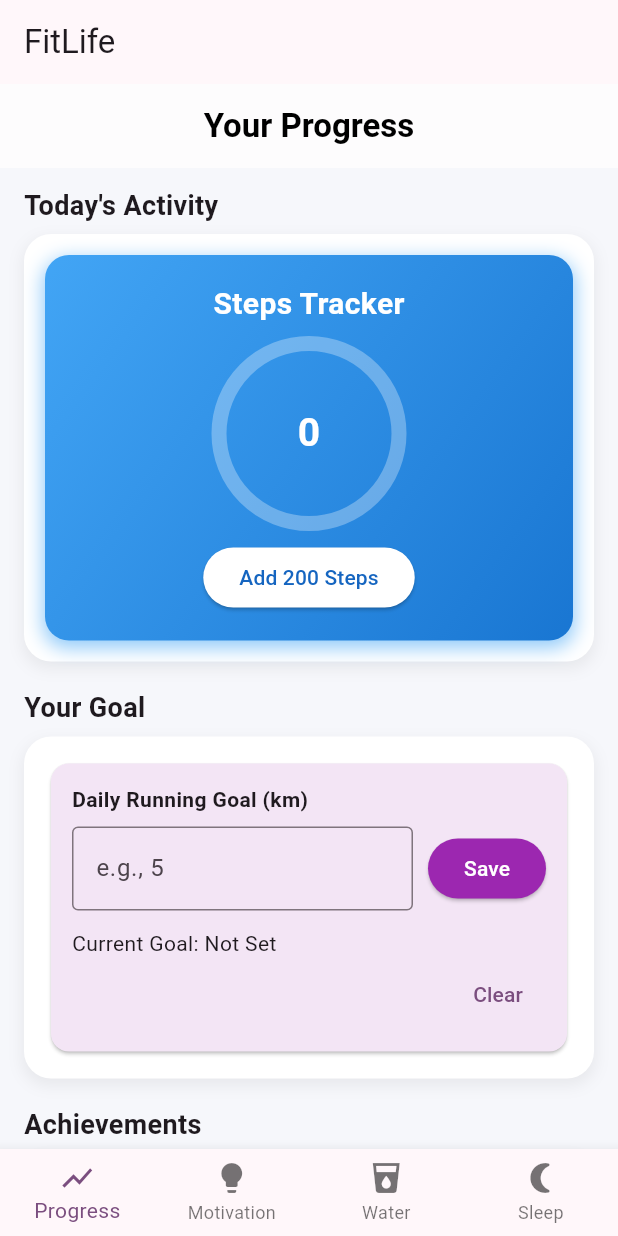
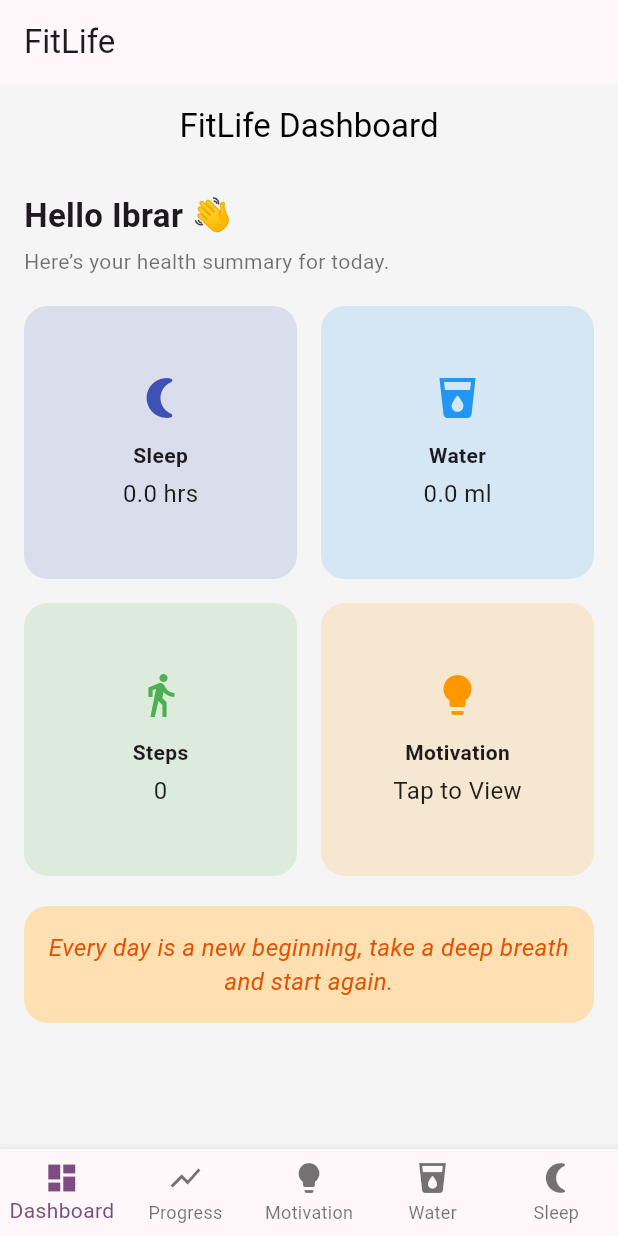
Before and after one commit to ibrar-ghani/fitlife, a Flutter app: the screen it shows after launch, on a phone screen of 412 x 824 dp. Run offline on Flutter 3.47's test engine with Material 3 defaults, Android fonts, the phone set to English and light mode, and no system bars; our stand-ins replace firebase_core, fl_chart, get, shared_preferences; accounts and stored records are empty.

Commit message:
"Add Dashboard and also firebase to the app"

```diff
--- /dev/null
+++ b/lib/views/dashboard/dashboard_page.dart
@@ -0,0 +1,101 @@
+import 'package:flutter/material.dart';
+import 'package:get/get.dart';
+import '../../controllers/sleep_controller.dart';
+import '../../controllers/water_controller.dart';
+import '../../controllers/steps_controller.dart';
+import '../../controllers/motivation_controller.dart';
+
+class DashboardPage extends StatelessWidget {
+  final sleep = Get.put(SleepController());
+  final water = Get.put(WaterController());
+  final steps = Get.put(StepsController());
+  final motivation = Get.put(MotivationController());
+
+  @override
+  Widget build(BuildContext context) {
+    return Scaffold(
+      backgroundColor: Colors.grey.shade100,
+      appBar: AppBar(
+        elevation: 0,
+        backgroundColor: Colors.transparent,
+        title: Text("FitLife Dashboard", style: TextStyle(color: Colors.black)),
+        centerTitle: true,
+      ),
+      body: SingleChildScrollView(
+        padding: EdgeInsets.all(16),
+        child: Column(
+          children: [
+
+            // Greeting
+            Align(
+              alignment: Alignment.centerLeft,
+              child: Text("Hello Ibrar 👋",
+                style: TextStyle(fontSize: 22, fontWeight: FontWeight.bold),
+              ),
+            ),
+            SizedBox(height: 4),
+            Align(
+              alignment: Alignment.centerLeft,
+              child: Text("Here’s your health summary for today.",
+                style: TextStyle(color: Colors.black54),
+              ),
+            ),
+            SizedBox(height: 20),
+
+            // Stats Grid
+            GridView(
+              physics: NeverScrollableScrollPhysics(),
+              shrinkWrap: true,
+              gridDelegate:
+              SliverGridDelegateWithFixedCrossAxisCount(crossAxisCount: 2, mainAxisSpacing: 16, crossAxisSpacing: 16),
+              children: [
+                _statCard(Icons.nightlight_round, "Sleep", "${sleep.averageSleep().toStringAsFixed(1)} hrs", Colors.indigo),
+                _statCard(Icons.local_drink, "Water", "${water.todayAmount} ml", Colors.blue),
+                _statCard(Icons.directions_walk, "Steps", "${steps.steps}", Colors.green),
+                _statCard(Icons.lightbulb, "Motivation", "Tap to View", Colors.orange),
+              ],
+            ),
+
+            SizedBox(height: 20),
+
+            // Quote Section
+            Obx(() => Container(
+              padding: EdgeInsets.all(16),
+              decoration: BoxDecoration(
+                color: Colors.orange.shade100,
+                borderRadius: BorderRadius.circular(16),
+              ),
+              child: Text(
+                motivation.quotes.isEmpty
+                    ? "Loading motivational quote..."
+                    : motivation.quotes[DateTime.now().day % motivation.quotes.length],
+                style: TextStyle(fontSize: 16, fontStyle: FontStyle.italic, color: Colors.orange.shade900),
+                textAlign: TextAlign.center,
+              ),
+            )),
+          ],
+        ),
+      ),
+    );
+  }
+
+  Widget _statCard(IconData icon, String title, String value, Color color) {
+    return Container(
+      decoration: BoxDecoration(
+        color: color.withOpacity(0.15),
+        borderRadius: BorderRadius.circular(16),
+      ),
+      padding: EdgeInsets.all(16),
+      child: Column(
+        mainAxisAlignment: MainAxisAlignment.center,
+        children: [
+          Icon(icon, size: 32, color: color),
+          SizedBox(height: 12),
+          Text(title, style: TextStyle(fontWeight: FontWeight.bold)),
+          SizedBox(height: 4),
+          Text(value, style: TextStyle(fontSize: 16, color: Colors.black87)),
+        ],
+      ),
+    );
+  }
+}
--- a/lib/views/home_page.dart
+++ b/lib/views/home_page.dart
@@ -1,3 +1,4 @@
+import 'package:fitlife/views/dashboard/dashboard_page.dart';
 import 'package:flutter/material.dart';
 import 'package:get/get.dart';
 import '../controllers/bottom_nav_controller.dart';
@@ -10,6 +11,7 @@ class HomePage extends StatelessWidget {
   final BottomNavController navController = Get.put(BottomNavController());
 
   final pages = [
+    DashboardPage(),
     ProgressPage(),
     MotivationPage(),
     WaterPage(),
@@ -26,6 +28,10 @@ class HomePage extends StatelessWidget {
             onTap: navController.changeTab,
             type: BottomNavigationBarType.fixed, // ✅ IMPORTANT for 4 tabs
             items: const [
+              BottomNavigationBarItem(
+                icon: Icon(Icons.dashboard),
+                label: 'Dashboard',
+              ),
               BottomNavigationBarItem(
                 icon: Icon(Icons.show_chart),
                 label: 'Progress',
--- a/pubspec.yaml
+++ b/pubspec.yaml
@@ -40,6 +40,7 @@ dependencies:
   fl_chart: ^1.1.1
   http: ^1.2.0
   lottie: ^3.3.2
+  firebase_core: ^4.2.1
 
 dev_dependencies:
   flutter_test:
```
Also changed, not shown: firebase.json (added), lib/firebase_options.dart (added), pubspec.lock, 6 other files.
